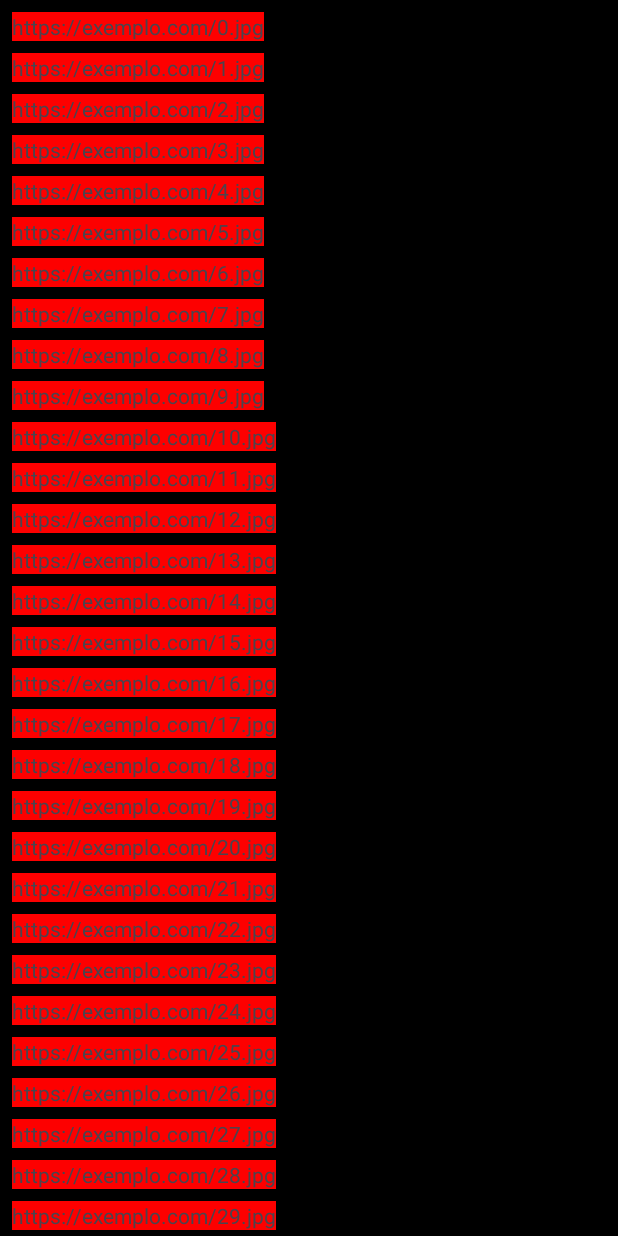
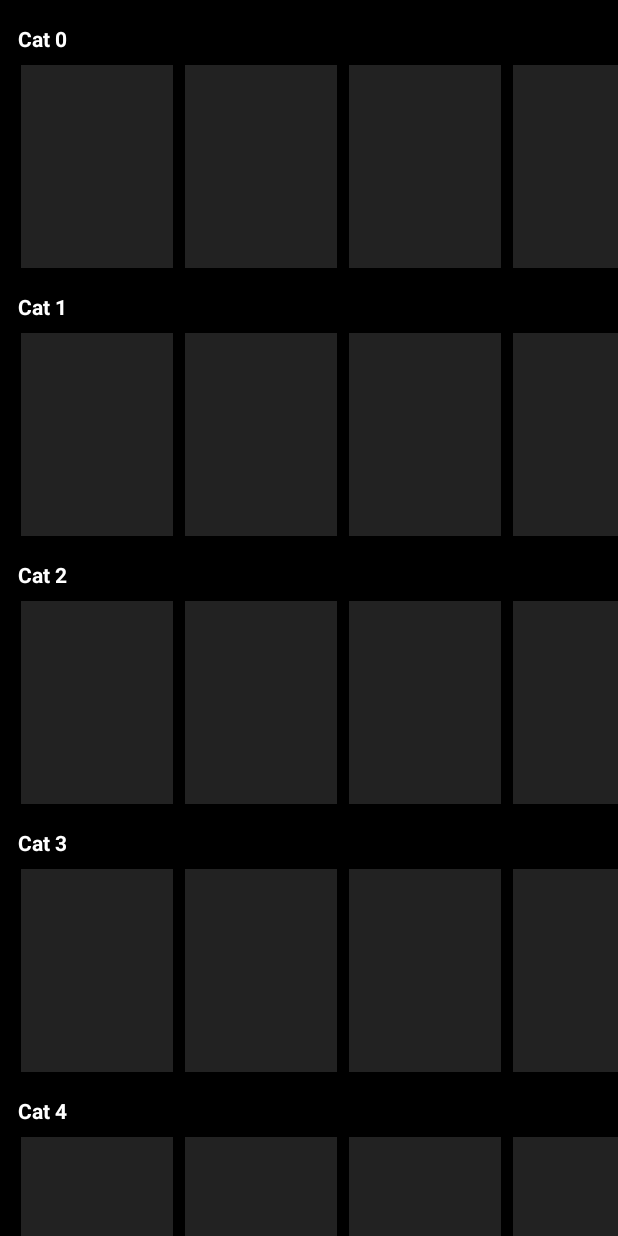
Before and after one commit to leandroroberto/NetflixRemake, an Android app: the screen it shows after launch (MainActivity), on a phone screen of 412 x 824 dp. Run offline under Robolectric (Android 15) with nearby library versions, the phone set to English and light mode, and no system bars.

Commit message:
Prototipagem da tela Inicial do projeeto concluída

```diff
--- /dev/null
+++ b/app/src/main/java/com/leandrodev/netflixremake/CategoryAdapter.kt
@@ -0,0 +1,38 @@
+package com.leandrodev.netflixremake
+
+import android.view.LayoutInflater
+import android.view.View
+import android.view.ViewGroup
+import android.widget.TextView
+import androidx.recyclerview.widget.LinearLayoutManager
+import androidx.recyclerview.widget.RecyclerView
+import com.leandrodev.netflixremake.model.Category
+
+class CategoryAdapter(private val categories: List<Category>) : RecyclerView.Adapter<CategoryAdapter.CategoryViewHolder>(){
+
+    override fun onCreateViewHolder(parent: ViewGroup, viewType: Int): CategoryViewHolder {
+        val view = LayoutInflater.from(parent.context).inflate(R.layout.category_item, parent, false)
+        return CategoryViewHolder(view)
+    }
+
+    override fun getItemCount(): Int {
+        return categories.size
+    }
+
+    override fun onBindViewHolder(holder: CategoryViewHolder, position: Int) {
+        val category = categories[position]
+        holder.bind(category)
+    }
+
+    class CategoryViewHolder(itemView: View) : RecyclerView.ViewHolder(itemView) {
+        fun bind(category: Category) {
+            val txt_title: TextView = itemView.findViewById(R.id.txt_title)
+            txt_title.text = category.name
+            val rvCategory: RecyclerView = itemView.findViewById(R.id.rv_category)
+            rvCategory.layoutManager = LinearLayoutManager(itemView.context, RecyclerView.HORIZONTAL, false)
+            rvCategory.adapter = MovieAdapter(category.movies)
+
+        }
+
+    }
+}
--- a/app/src/main/java/com/leandrodev/netflixremake/MainActivity.kt
+++ b/app/src/main/java/com/leandrodev/netflixremake/MainActivity.kt
@@ -2,13 +2,9 @@ package com.leandrodev.netflixremake
 
 import androidx.appcompat.app.AppCompatActivity
 import android.os.Bundle
-import android.view.LayoutInflater
-import android.view.View
-import android.view.ViewGroup
 import androidx.recyclerview.widget.LinearLayoutManager
 import androidx.recyclerview.widget.RecyclerView
-import androidx.recyclerview.widget.RecyclerView.LayoutManager
-import androidx.recyclerview.widget.RecyclerView.ViewHolder
+import com.leandrodev.netflixremake.model.Category
 import com.leandrodev.netflixremake.model.Movie
 
 class MainActivity : AppCompatActivity() {
@@ -16,13 +12,21 @@ class MainActivity : AppCompatActivity() {
         super.onCreate(savedInstanceState)
         setContentView(R.layout.activity_main)
 
-        val movies = mutableListOf<Movie>()
-        for(i in 0 until 60) {
-            val movie = Movie("https://exemplo.com/$i.jpg")
-            movies.add(movie)
+        val categories = mutableListOf<Category>()
+        for (j in 0 until 5) {
+
+            val movies = mutableListOf<Movie>()
+            for(i in 0 until 5) {
+                val movie = Movie(R.drawable.movie)
+                movies.add(movie)
+            }
+            val category = Category("Cat $j", movies)
+            categories.add(category)
         }
 
-        val adapter = MainAdapter(movies)
+
+
+        val adapter = CategoryAdapter(categories)
         val rv: RecyclerView = findViewById(R.id.rv_main)
         rv.layoutManager = LinearLayoutManager(this)
         rv.adapter = adapter
--- a/app/src/main/java/com/leandrodev/netflixremake/MainAdapter.kt
+++ b/app/src/main/java/com/leandrodev/netflixremake/MovieAdapter.kt
@@ -3,11 +3,11 @@ package com.leandrodev.netflixremake
 import android.view.LayoutInflater
 import android.view.View
 import android.view.ViewGroup
-import android.widget.TextView
+import android.widget.ImageView
 import androidx.recyclerview.widget.RecyclerView
 import com.leandrodev.netflixremake.model.Movie
 
-class MainAdapter(private val movies: List<Movie>) : RecyclerView.Adapter<MainAdapter.MovieViewHolder>(){
+class MovieAdapter(private val movies: List<Movie>) : RecyclerView.Adapter<MovieAdapter.MovieViewHolder>(){
 
     override fun onCreateViewHolder(parent: ViewGroup, viewType: Int): MovieViewHolder {
         val view = LayoutInflater.from(parent.context).inflate(R.layout.movie_item, parent, false)
@@ -25,8 +25,10 @@ class MainAdapter(private val movies: List<Movie>) : RecyclerView.Adapter<MainAd
 
     class MovieViewHolder(itemView: View) : RecyclerView.ViewHolder(itemView) {
         fun bind(movie: Movie) {
-             val txtTest: TextView = itemView.findViewById(R.id.txt_test)
-            txtTest.text = movie.coverUrl
+            val imageCover: ImageView = itemView.findViewById(R.id.img_cover)
+
+            // TODO: Aqui virá uma imagem que será carregada do servidor
+            //imageCover.setImageResource(movie.coverUrl)
         }
 
     }
--- a/app/src/main/java/com/leandrodev/netflixremake/model/Category.kt
+++ b/app/src/main/java/com/leandrodev/netflixremake/model/Category.kt
@@ -1,6 +1,6 @@
 package com.leandrodev.netflixremake.model
 
 data class Category(
-    val nome: String,
+    val name: String,
     val movies: List<Movie>
 )
--- a/app/src/main/java/com/leandrodev/netflixremake/model/Movie.kt
+++ b/app/src/main/java/com/leandrodev/netflixremake/model/Movie.kt
@@ -1,5 +1,7 @@
 package com.leandrodev.netflixremake.model
 
+import androidx.annotation.DrawableRes
+
 data class Movie(
-    val coverUrl: String,
+    @DrawableRes val coverUrl: Int,
 )
--- /dev/null
+++ b/app/src/main/res/drawable/placeholder_bg.xml
@@ -0,0 +1,5 @@
+<?xml version="1.0" encoding="utf-8"?>
+<shape xmlns:android="http://schemas.android.com/apk/res/android">
+    <solid android:color="@color/grey" />
+    <size android:width="600dp" android:height="336dp"/>
+</shape>
--- a/app/src/main/res/layout/activity_main.xml
+++ b/app/src/main/res/layout/activity_main.xml
@@ -1,17 +1,14 @@
 <?xml version="1.0" encoding="utf-8"?>
 <androidx.constraintlayout.widget.ConstraintLayout xmlns:android="http://schemas.android.com/apk/res/android"
-    xmlns:app="http://schemas.android.com/apk/res-auto"
-    xmlns:tools="http://schemas.android.com/tools"
     android:layout_width="match_parent"
     android:layout_height="match_parent"
-    tools:context=".MainActivity">
+    android:background="@color/black "
+    xmlns:tools="http://schemas.android.com/tools">
 
     <androidx.recyclerview.widget.RecyclerView
         android:id="@+id/rv_main"
-        android:background="@color/black"
-        tools:listitem="@layout/movie_item"
-        tools:itemCount="5"
+        tools:listitem="@layout/category_item"
         android:layout_width="match_parent"
-        android:layout_height="match_parent"/>
+        android:layout_height="match_parent" />
 
 </androidx.constraintlayout.widget.ConstraintLayout>
--- /dev/null
+++ b/app/src/main/res/layout/category_item.xml
@@ -0,0 +1,35 @@
+<?xml version="1.0" encoding="utf-8"?>
+<androidx.constraintlayout.widget.ConstraintLayout xmlns:android="http://schemas.android.com/apk/res/android"
+    xmlns:app="http://schemas.android.com/apk/res-auto"
+    xmlns:tools="http://schemas.android.com/tools"
+    android:background="@color/black"
+    android:layout_width="match_parent"
+    android:layout_height="wrap_content"
+    tools:context=".MainActivity">
+
+    <TextView
+        android:id="@+id/txt_title"
+        android:text="Olá Mundo"
+        android:textStyle="bold"
+        android:textColor="@color/white"
+        app:layout_constraintStart_toStartOf="parent"
+        app:layout_constraintTop_toTopOf="parent"
+        android:layout_marginStart="12dp"
+        android:layout_marginTop="16dp"
+        android:layout_width="wrap_content"
+        android:layout_height="wrap_content" />
+
+    <androidx.recyclerview.widget.RecyclerView
+        android:id="@+id/rv_category"
+        android:background="@color/black"
+        tools:listitem="@layout/movie_item"
+        tools:itemCount="5"
+        android:layout_marginTop="8dp"
+        android:paddingHorizontal="10dp"
+        android:clipToPadding="false"
+        app:layout_constraintTop_toBottomOf="@id/txt_title"
+        app:layout_constraintBottom_toBottomOf="parent"
+        android:layout_width="match_parent"
+        android:layout_height="135dp"/>
+
+</androidx.constraintlayout.widget.ConstraintLayout>
--- a/app/src/main/res/layout/movie_item.xml
+++ b/app/src/main/res/layout/movie_item.xml
@@ -1,17 +1,22 @@
 <?xml version="1.0" encoding="utf-8"?>
 <androidx.constraintlayout.widget.ConstraintLayout xmlns:android="http://schemas.android.com/apk/res/android"
-    android:layout_width="match_parent"
-    android:layout_height="wrap_content"
+    android:layout_width="wrap_content"
+    android:layout_height="match_parent"
+    xmlns:tools="http://schemas.android.com/tools"
+    tools:showIn="@layout/category_item"
     xmlns:app="http://schemas.android.com/apk/res-auto">
 
-    <TextView
-        android:id="@+id/txt_test"
-        android:background="@color/red"
-        android:layout_marginStart="8dp"
-        android:layout_marginTop="8dp"
-        android:text="Olá Mundo"
+    <ImageView
+        android:id="@+id/img_cover"
+        android:src="@drawable/placeholder_bg"
+        android:scaleType="centerCrop"
+        android:layout_marginStart="4dp"
+        android:layout_marginEnd="4dp"
+        app:layout_constraintEnd_toEndOf="parent"
         app:layout_constraintStart_toStartOf="parent"
         app:layout_constraintTop_toTopOf="parent"
-        android:layout_width="wrap_content"
+        app:layout_constraintDimensionRatio="3:4"
+        android:layout_width="0dp"
         android:layout_height="wrap_content" />
+
 </androidx.constraintlayout.widget.ConstraintLayout>
--- a/app/src/main/res/values/colors.xml
+++ b/app/src/main/res/values/colors.xml
@@ -3,4 +3,5 @@
     <color name="black">#FF000000</color>
     <color name="white">#FFFFFFFF</color>
     <color name="red">#FD0000</color>
+    <color name="grey">#222222</color>
 </resources>
```
Also changed, not shown: app/src/main/res/drawable/ic_play.png (added), app/src/main/res/drawable/movie.png (added), 1 other file.
